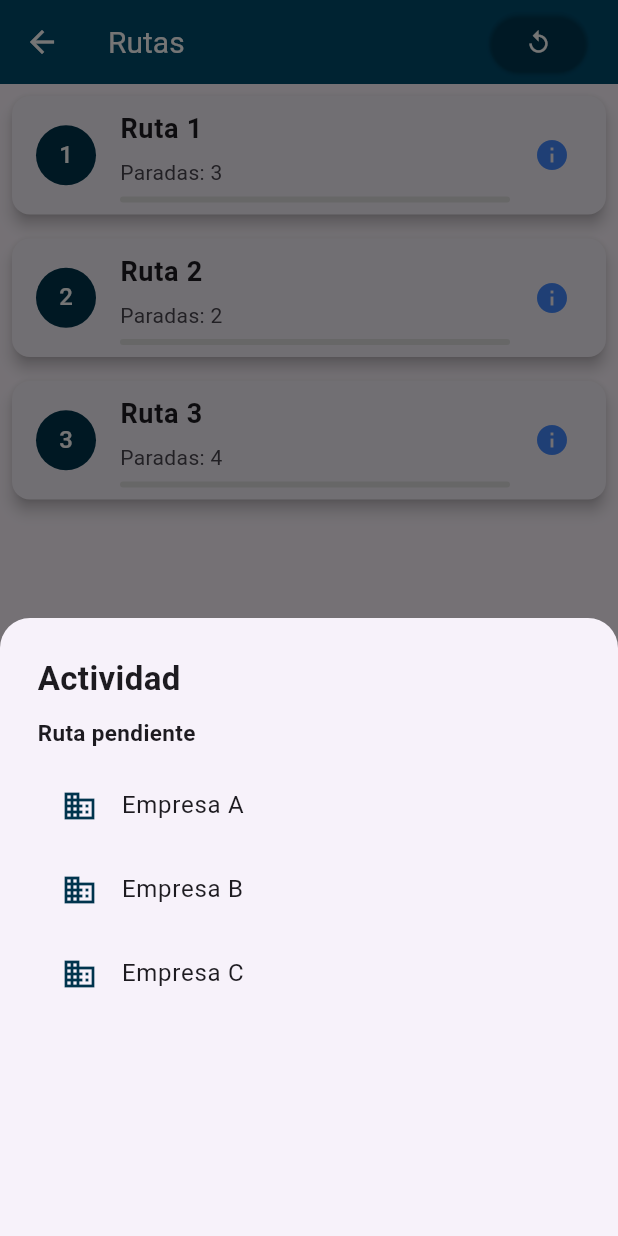
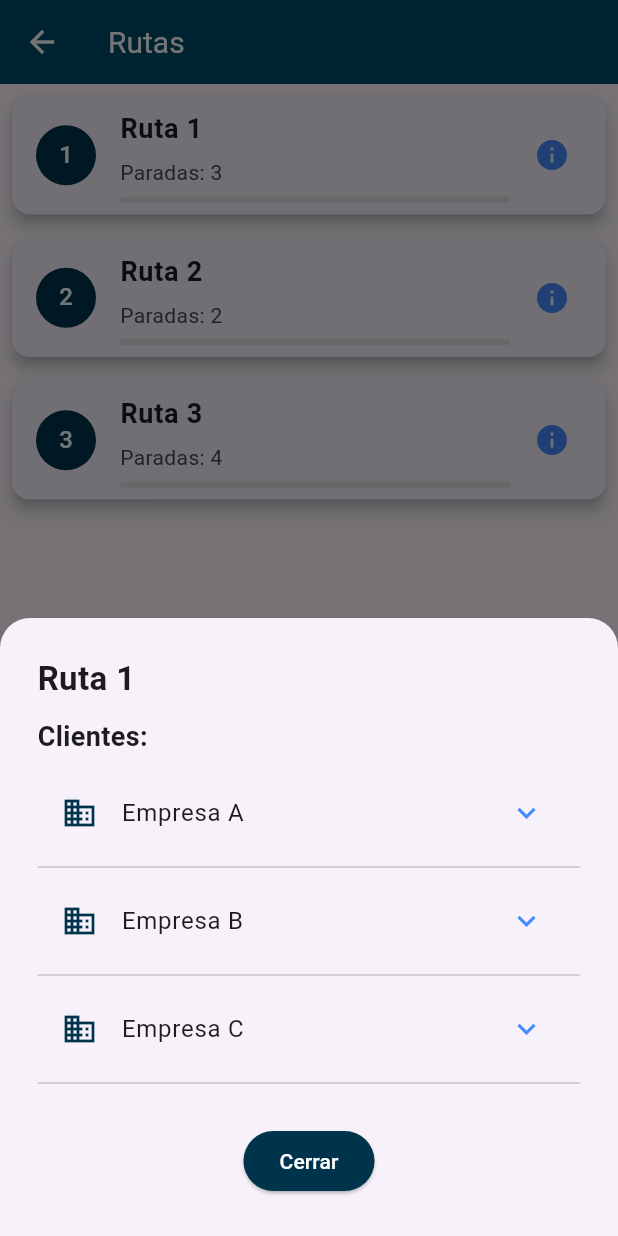
Before and after one commit to Mystedev/Odoo_App, a Flutter app: the MyRoutes screen opened directly, after a tap on an icon or button, on a phone screen of 412 x 824 dp. Run offline on Flutter 3.47's test engine with Material 3 defaults, Android fonts, the phone set to English and light mode, and no system bars; our stand-ins replace flutter_speed_dial, shared_preferences; accounts and stored records are empty; network calls fail.

Commit message:
Se ha implementado las funciones de añadir ventas y consultarlas en cada cliente de la ruta, aun no se ha implementado el uso real con la base de datos

```diff
--- a/lib/routes/rutes.dart
+++ b/lib/routes/rutes.dart
@@ -36,15 +36,6 @@ class _MyRoutesState extends State<MyRoutes> {
           style: TextStyle(color: Colors.white),
         ),
         foregroundColor: Colors.white,
-        actions: [
-          ElevatedButton(
-            style: const ButtonStyle(
-              backgroundColor: WidgetStatePropertyAll(Color.fromARGB(0, 255, 255, 255))
-            ),
-            onPressed: (){},
-            child: const Icon(Icons.replay)),
-          const SizedBox(width: 20,)
-        ],
       ),
       body: ListView.builder(
         itemCount: routes.length,
@@ -67,7 +58,8 @@ class _MyRoutesState extends State<MyRoutes> {
               ),
               title: Text(
                 route['routeName'],
-                style: const TextStyle(fontSize: 18, fontWeight: FontWeight.bold),
+                style:
+                    const TextStyle(fontSize: 18, fontWeight: FontWeight.bold),
               ),
               subtitle: Column(
                 crossAxisAlignment: CrossAxisAlignment.start,
@@ -80,7 +72,7 @@ class _MyRoutesState extends State<MyRoutes> {
                     value: route['progress'],
                     backgroundColor: Colors.grey.shade300,
                     borderRadius: BorderRadius.circular(10),
-                    color: const  Color(0xFF00344D),
+                    color: const Color(0xFF00344D),
                   ),
                 ],
               ),
@@ -92,7 +84,8 @@ class _MyRoutesState extends State<MyRoutes> {
                 // Mostrar el modal_bottom_sheet con los detalles de la ruta seleccionada
                 showModalBottomSheet(
                   context: context,
-                  isScrollControlled: true, // Permite que el modal ocupe más espacio
+                  isScrollControlled:
+                      true, // Permite que el modal ocupe más espacio
                   shape: const RoundedRectangleBorder(
                     borderRadius: BorderRadius.vertical(
                       top: Radius.circular(20),
@@ -122,7 +115,7 @@ class _MyRoutesState extends State<MyRoutes> {
   }
 }
 
-class RouteDetailsBottomSheet extends StatelessWidget {
+class RouteDetailsBottomSheet extends StatefulWidget {
   final String routeName;
   final List<String> stops;
 
@@ -133,6 +126,15 @@ class RouteDetailsBottomSheet extends StatelessWidget {
   });
 
   @override
+  _RouteDetailsBottomSheetState createState() =>
+      _RouteDetailsBottomSheetState();
+}
+
+class _RouteDetailsBottomSheetState extends State<RouteDetailsBottomSheet> {
+  // Track de qué cliente está expandido
+  String? expandedClient;
+
+  @override
   Widget build(BuildContext context) {
     return Padding(
       padding: const EdgeInsets.all(25.0),
@@ -140,26 +142,92 @@ class RouteDetailsBottomSheet extends StatelessWidget {
         crossAxisAlignment: CrossAxisAlignment.start,
         mainAxisSize: MainAxisSize.min,
         children: [
-          const Text(
-            'Actividad',
-            style: TextStyle(fontSize: 22, fontWeight: FontWeight.bold),
+          Text(
+            widget.routeName,
+            style: const TextStyle(fontSize: 22, fontWeight: FontWeight.bold),
           ),
           const SizedBox(height: 10),
           const Text(
-            'Ruta pendiente',
-            style: TextStyle(fontSize: 15, fontWeight: FontWeight.bold),
+            'Clientes:',
+            style: TextStyle(fontSize: 18, fontWeight: FontWeight.bold),
           ),
           const SizedBox(height: 10),
           // Lista de paradas con estilo más limpio
-          for (var stop in stops)
+          for (var stop in widget.stops)
+            Column(
+              children: [
                 ListTile(
                   leading: const Icon(
                     Icons.business,
                     color: Color(0xFF00344D),
                   ),
                   title: Text(stop),
+                  trailing: Icon(
+                    expandedClient == stop
+                        ? Icons.keyboard_arrow_up
+                        : Icons.keyboard_arrow_down,
+                    color: Colors.blueAccent,
+                  ),
+                  onTap: () {
+                    setState(() {
+                      // Expande o contrae la sección de botones
+                      if (expandedClient == stop) {
+                        expandedClient = null;
+                      } else {
+                        expandedClient = stop;
+                      }
+                    });
+                  },
+                ),
+                if (expandedClient == stop)
+                  Padding(
+                    padding: const EdgeInsets.symmetric(horizontal: 16.0),
+                    child: Row(
+                      mainAxisAlignment: MainAxisAlignment.spaceEvenly,
+                      children: [
+                        ElevatedButton.icon(
+                          onPressed: () {
+                            // Acción para crear una nueva venta
+                            ScaffoldMessenger.of(context).showSnackBar(
+                              SnackBar(
+                                  content: Text('Crear nueva venta en $stop')),
+                            );
+                          },
+                          icon: const Icon(Icons.add),
+                          label: const Text('Nueva Venta'),
+                          style: ElevatedButton.styleFrom(
+                            backgroundColor: const Color.fromARGB(255, 60, 117, 62),
+                          ),
+                        ),
+                        ElevatedButton.icon(
+                          onPressed: () {
+                            // Acción para consultar ventas del cliente
+                            ScaffoldMessenger.of(context).showSnackBar(
+                              SnackBar(
+                                  content: Text('Consultando ventas de $stop')),
+                            );
+                          },
+                          icon: const Icon(Icons.list),
+                          label: const Text('Ver Ventas'),
+                          style: ElevatedButton.styleFrom(
+                            backgroundColor: const Color.fromARGB(255, 31, 63, 120),
+                          ),
+                        ),
+                      ],
+                    ),
+                  ),
+                const Divider(), // Línea separadora entre cada cliente
+              ],
             ),
           const SizedBox(height: 20),
+          Center(
+            child: ElevatedButton(
+              onPressed: () {
+                Navigator.pop(context); // Cierra el BottomSheet
+              },
+              child: const Text('Cerrar'),
+            ),
+          ),
         ],
       ),
     );
```
Lines whose indentation alone changed are shown as unchanged.
